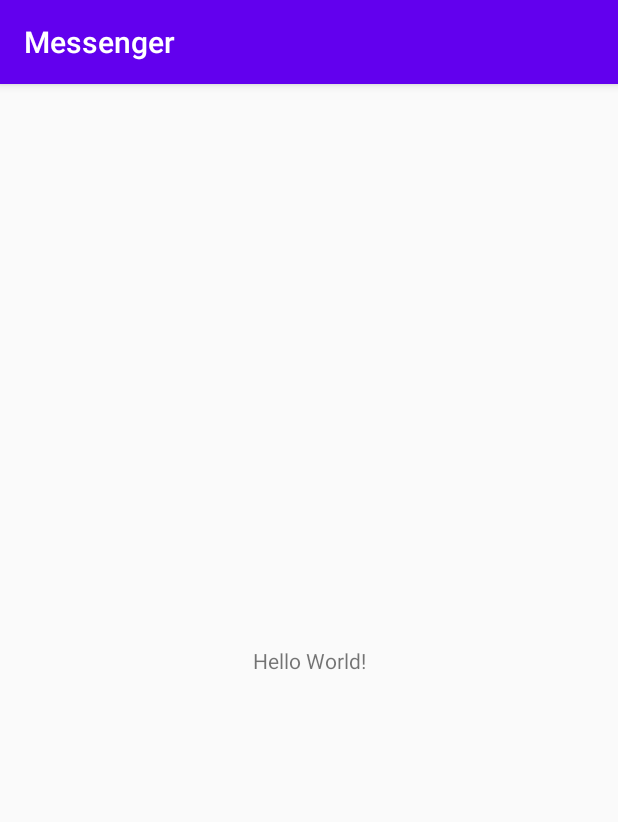
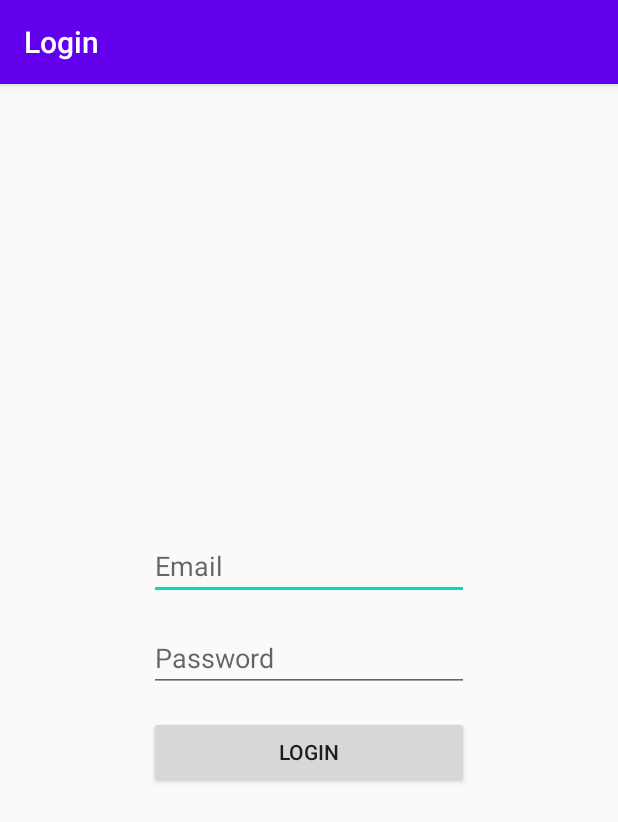
Before and after one commit to finite-la-kirilledia/messenger, an Android app: the screen it shows after launch (MainActivity), on a phone screen of 412 x 824 dp. Shown: the top 822 px of the screen. Run offline under Robolectric (Android 15) with nearby library versions, the phone set to English and light mode, and no system bars; our stand-ins replace navigation-ui.

Commit message:
add Navigation Component

```diff
--- a/app/build.gradle
+++ b/app/build.gradle
@@ -1,6 +1,8 @@
 apply plugin: 'com.android.application'
 apply plugin: 'kotlin-android'
 apply plugin: 'kotlin-android-extensions'
+apply plugin: 'kotlin-kapt'
+apply plugin: 'androidx.navigation.safeargs.kotlin'
 
 android {
     compileSdkVersion 29
@@ -28,4 +30,8 @@ dependencies {
     implementation 'androidx.core:core-ktx:1.3.1'
     implementation 'androidx.appcompat:appcompat:1.2.0'
     implementation 'androidx.constraintlayout:constraintlayout:2.0.1'
+
+    // Navigation
+    implementation "androidx.navigation:navigation-fragment-ktx:$nav_version"
+    implementation "androidx.navigation:navigation-ui-ktx:$nav_version"
 }
--- a/app/src/main/java/com/finite_la_kirilledia/messenger/MainActivity.kt
+++ b/app/src/main/java/com/finite_la_kirilledia/messenger/MainActivity.kt
@@ -1,12 +1,22 @@
 package com.finite_la_kirilledia.messenger
 
+import android.os.Bundle
 import androidx.appcompat.app.AppCompatActivity
-import android.os.Bundle
+import androidx.navigation.NavController
+import androidx.navigation.findNavController
+import androidx.navigation.ui.NavigationUI
 
 class MainActivity : AppCompatActivity() {
+
+    private lateinit var navController: NavController
 
     override fun onCreate(savedInstanceState: Bundle?) {
         super.onCreate(savedInstanceState)
         setContentView(R.layout.activity_main)
+
+        navController = findNavController(R.id.navHostFragment)
+        NavigationUI.setupActionBarWithNavController(this, navController)
     }
+
+    override fun onSupportNavigateUp(): Boolean = navController.navigateUp()
 }
--- a/app/src/main/res/layout/activity_main.xml
+++ b/app/src/main/res/layout/activity_main.xml
@@ -1,18 +1,9 @@
 <?xml version="1.0" encoding="utf-8"?>
-<androidx.constraintlayout.widget.ConstraintLayout xmlns:android="http://schemas.android.com/apk/res/android"
+<fragment xmlns:android="http://schemas.android.com/apk/res/android"
     xmlns:app="http://schemas.android.com/apk/res-auto"
-    xmlns:tools="http://schemas.android.com/tools"
+    android:id="@+id/navHostFragment"
+    android:name="androidx.navigation.fragment.NavHostFragment"
     android:layout_width="match_parent"
     android:layout_height="match_parent"
-    tools:context=".MainActivity">
-
-    <TextView
-        android:layout_width="wrap_content"
-        android:layout_height="wrap_content"
-        android:text="Hello World!"
-        app:layout_constraintBottom_toBottomOf="parent"
-        app:layout_constraintLeft_toLeftOf="parent"
-        app:layout_constraintRight_toRightOf="parent"
-        app:layout_constraintTop_toTopOf="parent" />
-
-</androidx.constraintlayout.widget.ConstraintLayout>
+    app:defaultNavHost="true"
+    app:navGraph="@navigation/nav_graph" />
--- a/build.gradle
+++ b/build.gradle
@@ -1,6 +1,9 @@
 // Top-level build file where you can add configuration options common to all sub-projects/modules.
 buildscript {
-    ext.kotlin_version = "1.4.10"
+    ext {
+        kotlin_version = "1.4.10"
+        nav_version = "2.3.0"
+    }
     repositories {
         google()
         jcenter()
@@ -8,6 +11,7 @@ buildscript {
     dependencies {
         classpath "com.android.tools.build:gradle:4.0.1"
         classpath "org.jetbrains.kotlin:kotlin-gradle-plugin:$kotlin_version"
+        classpath "androidx.navigation:navigation-safe-args-gradle-plugin:$nav_version"
 
         // NOTE: Do not place your application dependencies here; they belong
         // in the individual module build.gradle files
```
Also changed, not shown: app/src/main/res/navigation/nav_graph.xml (added, +20 -0 lines).
